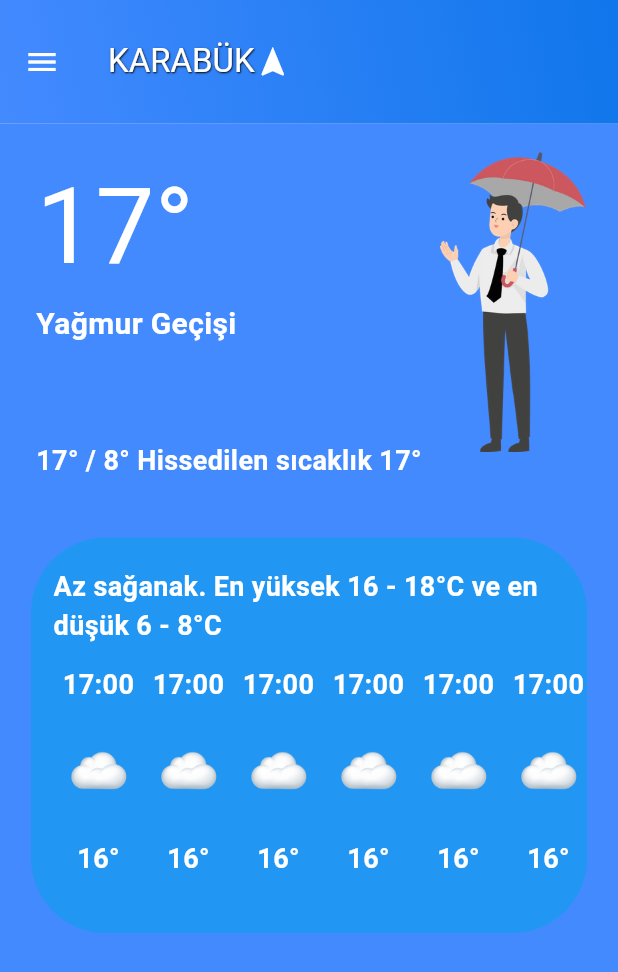
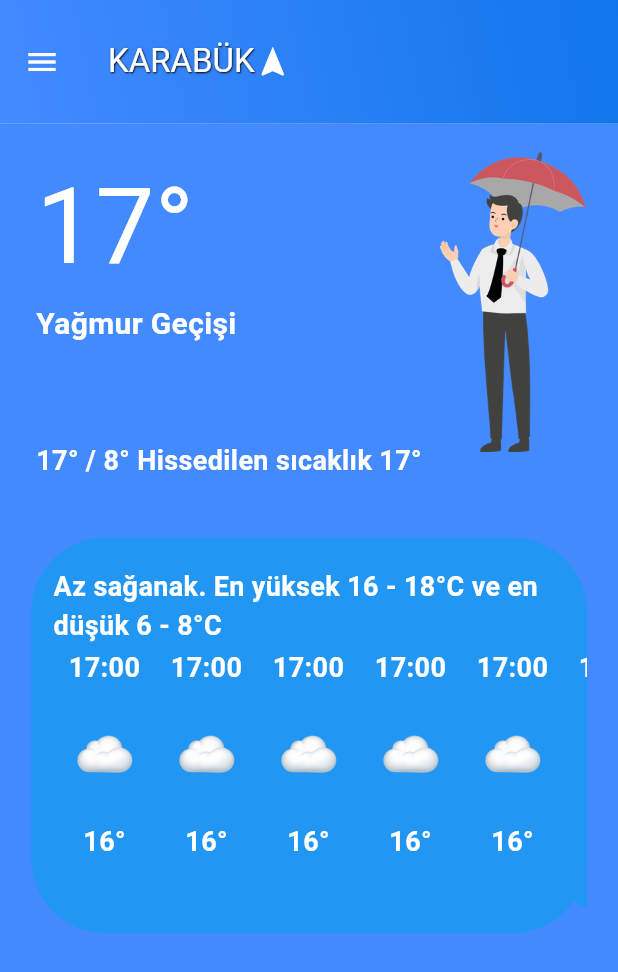
Before and after one commit to emomu/weather_app_hackathon, a Flutter app: the screen it shows after launch, on a phone screen of 412 x 824 dp. Shown: the top 972 px of the screen. Run offline on Flutter 3.47's test engine with Material 3 defaults, Android fonts, the phone set to English and light mode, and no system bars.

Commit message:
listview scroll eklendi

```diff
--- a/lib/mainpage.dart
+++ b/lib/mainpage.dart
@@ -114,13 +114,14 @@ class _MainpageState extends State<Mainpage> {
                       ),
                       Container(
                         width: double.infinity,
-                        height: 199,
-                        child: Padding(
-                          padding: const EdgeInsets.only(top: 15),
-                          child: Row(
-                            mainAxisAlignment: MainAxisAlignment.spaceBetween,
-                            children: [
-                              Column(
+                        height: 180,
+                        child: ListView(
+                          scrollDirection: Axis.horizontal,
+                          children: [
+                            Card(
+                              color: Colors.blue,
+                              elevation: 0,
+                              child: Column(
                                 children: [
                                   const Text(
                                     '17:00',
@@ -146,7 +147,11 @@ class _MainpageState extends State<Mainpage> {
                                   ),
                                 ],
                               ),
-                              Column(
+                            ),
+                            Card(
+                              color: Colors.blue,
+                              elevation: 0,
+                              child: Column(
                                 children: [
                                   const Text(
                                     '17:00',
@@ -172,7 +177,11 @@ class _MainpageState extends State<Mainpage> {
                                   ),
                                 ],
                               ),
-                              Column(
+                            ),
+                            Card(
+                              color: Colors.blue,
+                              elevation: 0,
+                              child: Column(
                                 children: [
                                   const Text(
                                     '17:00',
@@ -198,7 +207,11 @@ class _MainpageState extends State<Mainpage> {
                                   ),
                                 ],
                               ),
-                              Column(
+                            ),
+                            Card(
+                              color: Colors.blue,
+                              elevation: 0,
+                              child: Column(
                                 children: [
                                   const Text(
                                     '17:00',
@@ -224,7 +237,11 @@ class _MainpageState extends State<Mainpage> {
                                   ),
                                 ],
                               ),
-                              Column(
+                            ),
+                            Card(
+                              color: Colors.blue,
+                              elevation: 0,
+                              child: Column(
                                 children: [
                                   const Text(
                                     '17:00',
@@ -250,7 +267,11 @@ class _MainpageState extends State<Mainpage> {
                                   ),
                                 ],
                               ),
-                              Column(
+                            ),
+                            Card(
+                              color: Colors.blue,
+                              elevation: 0,
+                              child: Column(
                                 children: [
                                   const Text(
                                     '17:00',
@@ -276,17 +297,76 @@ class _MainpageState extends State<Mainpage> {
                                   ),
                                 ],
                               ),
-                            ],
-                          ),
+                            ),
+                            Card(
+                              color: Colors.blue,
+                              elevation: 0,
+                              child: Column(
+                                children: [
+                                  const Text(
+                                    '17:00',
+                                    style: TextStyle(
+                                        fontSize: 18,
+                                        color: Colors.white,
+                                        fontWeight: FontWeight.bold),
+                                  ),
+                                  Container(
+                                    width: 60,
+                                    height: 90,
+                                    child: Image.asset(
+                                      'images/cloudy.png',
+                                      width: 60,
+                                    ),
+                                  ),
+                                  const Text(
+                                    '16°',
+                                    style: TextStyle(
+                                        fontSize: 18,
+                                        color: Colors.white,
+                                        fontWeight: FontWeight.bold),
+                                  ),
+                                ],
+                              ),
+                            ),
+                            Card(
+                              color: Colors.blue,
+                              elevation: 0,
+                              child: Column(
+                                children: [
+                                  const Text(
+                                    '17:00',
+                                    style: TextStyle(
+                                        fontSize: 18,
+                                        color: Colors.white,
+                                        fontWeight: FontWeight.bold),
+                                  ),
+                                  Container(
+                                    width: 60,
+                                    height: 90,
+                                    child: Image.asset(
+                                      'images/cloudy.png',
+                                      width: 60,
+                                    ),
+                                  ),
+                                  const Text(
+                                    '16°',
+                                    style: TextStyle(
+                                        fontSize: 18,
+                                        color: Colors.white,
+                                        fontWeight: FontWeight.bold),
+                                  ),
+                                ],
+                              ),
+                            ),
+                          ],
                         ),
-                      )
+                      ),
                     ],
                   ),
                 )),
           ),
         ],
       ),
-
     );
   }
 }
```
